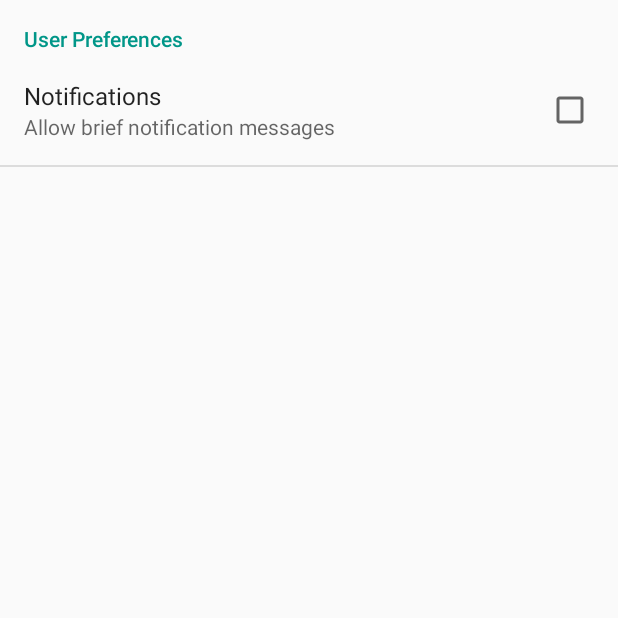
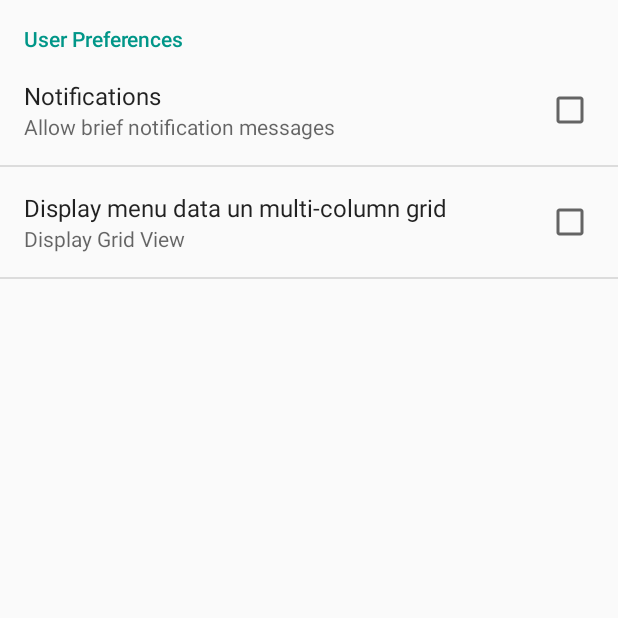
Before and after one commit to alezniki/Notepad-App, an Android app: the screen it shows after launch (SettingsActivity), in the options menu, after a tap on "Settings", on a phone screen of 412 x 824 dp, the top half of it. Run offline under Robolectric (Android 15) with nearby library versions, the phone set to English and light mode, and no system bars; libraries missing offline, so code that uses them is left out: com.j256.ormlite; 2 statements that could not run were skipped.

Commit message:
Added Grid Layout preference

```diff
--- a/app/src/main/java/com/alezniki/notepad/activities/MainActivity.java
+++ b/app/src/main/java/com/alezniki/notepad/activities/MainActivity.java
@@ -10,6 +10,7 @@ import android.preference.PreferenceManager;
 import android.support.design.widget.FloatingActionButton;
 import android.support.design.widget.Snackbar;
 import android.support.v7.app.AppCompatActivity;
+import android.support.v7.widget.GridLayoutManager;
 import android.support.v7.widget.LinearLayoutManager;
 import android.support.v7.widget.RecyclerView;
 import android.support.v7.widget.SearchView;
@@ -36,6 +37,8 @@ public class MainActivity extends AppCompatActivity {
 
     public static final int REQUEST_DATA_FROM_NOTES_ACTIVITY = 1;
     public static final String ALLOW_MSG = "allow_msg";
+    public static final String DISPLAY_GREED = "display_grid";
+
 
     private NotesAdapter adapter;
     private List<Notes> list;
@@ -83,13 +86,17 @@ public class MainActivity extends AppCompatActivity {
                 startActivityForResult(intent,REQUEST_DATA_FROM_NOTES_ACTIVITY);
             }
         });
+
         preferences = PreferenceManager.getDefaultSharedPreferences(this);
+
+        getGridView();
 
         // Handle the ACTION_SEARCH intent by checking for it in your onCreate() method.
         handleIntent(getIntent());
 
         Toast.makeText(this, "Main.onCreate", Toast.LENGTH_SHORT).show();
     }
+
 
     @Override
     public boolean onCreateOptionsMenu(Menu menu) {
@@ -99,6 +106,7 @@ public class MainActivity extends AppCompatActivity {
         // Get the SearchView and set the searchable configuration
         SearchManager searchManager = (SearchManager) getSystemService(Context.SEARCH_SERVICE);
         SearchView searchView = (SearchView) menu.findItem(R.id.action_search_note).getActionView();
+
         // Assumes current activity is the searchable activity
         searchView.setSearchableInfo(searchManager.getSearchableInfo(getComponentName()));
         searchView.setIconifiedByDefault(false); // Do not iconify the widget; expand it by default
@@ -115,7 +123,7 @@ public class MainActivity extends AppCompatActivity {
 
             @Override
             public boolean onQueryTextChange(String newText) {
-                // Text has changed, apply filtering? Called when the user types each character in the text field
+                // Text has changed, Called when the user types each character in the text field
 
 //                adapter.getFilter().filter(newText);
                 return true;
@@ -182,7 +190,7 @@ public class MainActivity extends AppCompatActivity {
             String query = intent.getStringExtra(SearchManager.QUERY);
             //use the query to search your data somehow
 
-//            doMySearch(query);
+            doMySearch(query);
         }
     }
 
@@ -202,6 +210,8 @@ public class MainActivity extends AppCompatActivity {
     protected void onResume() {
         super.onResume();
         listRefresh();
+
+        getGridView();
 
 //        handleIntent(getIntent());
 
@@ -228,9 +238,20 @@ public class MainActivity extends AppCompatActivity {
 
     private void showNotificationMessage(String message) {
         boolean allowed = preferences.getBoolean(ALLOW_MSG, false);
+
         if (allowed) {
             Snackbar.make(findViewById(R.id.recycler), message, Snackbar.LENGTH_LONG).show();
         }
+    }
+
+    private void getGridView() {
+        recyclerView.setLayoutManager(layoutManager);
+
+        boolean grid = preferences.getBoolean(DISPLAY_GREED, false);
+
+        // Create display layout with 2 columns
+        if (grid) recyclerView.setLayoutManager(new GridLayoutManager(this, 2));
+
     }
 
     public DatabaseHelper getDatabaseHelper() {
--- a/app/src/main/res/xml/preferences.xml
+++ b/app/src/main/res/xml/preferences.xml
@@ -10,5 +10,11 @@
             android:key="allow_msg"
             android:summary="@string/preferences_checkbox_message_summary"
             android:title="@string/preferences_checkbox_message_title"/>
+
+        <CheckBoxPreference
+            android:defaultValue="false"
+            android:key="display_grid"
+            android:summary="Display Grid View"
+            android:title="Display menu data un multi-column grid"/>
     </PreferenceCategory>
 </PreferenceScreen>
```
Also changed, not shown: app/src/main/java/com/alezniki/notepad/adapter/NotesAdapter.java (+13 -2 lines), app/src/main/res/layout/grid_items.xml (added, +35 -0 lines).
